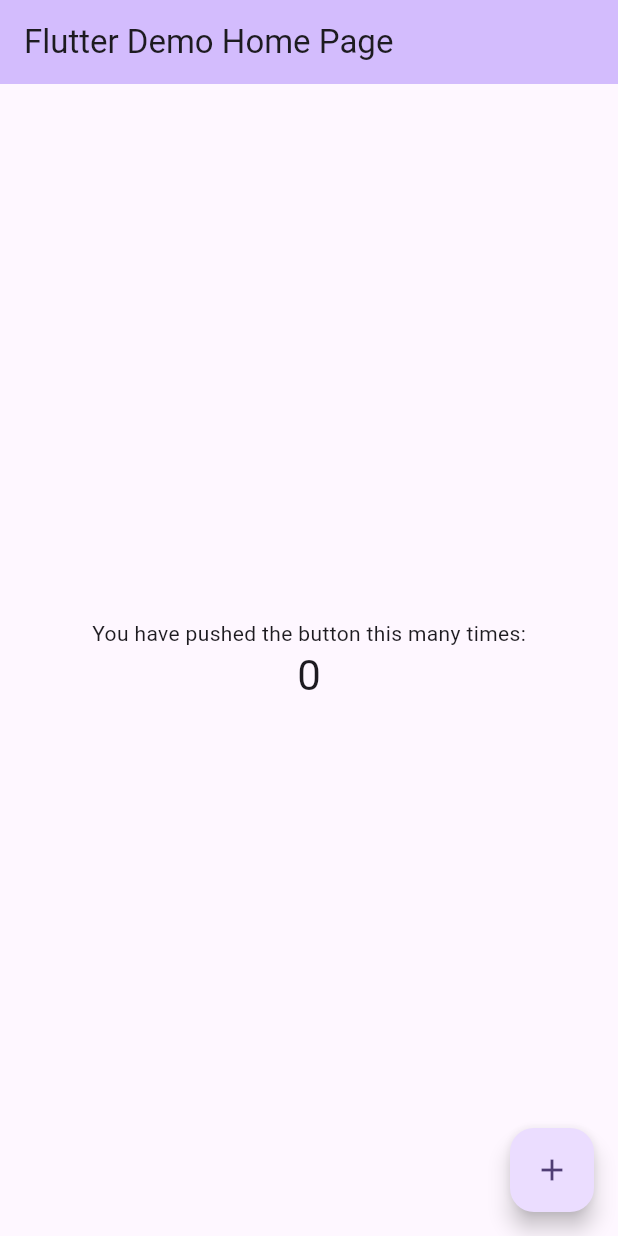
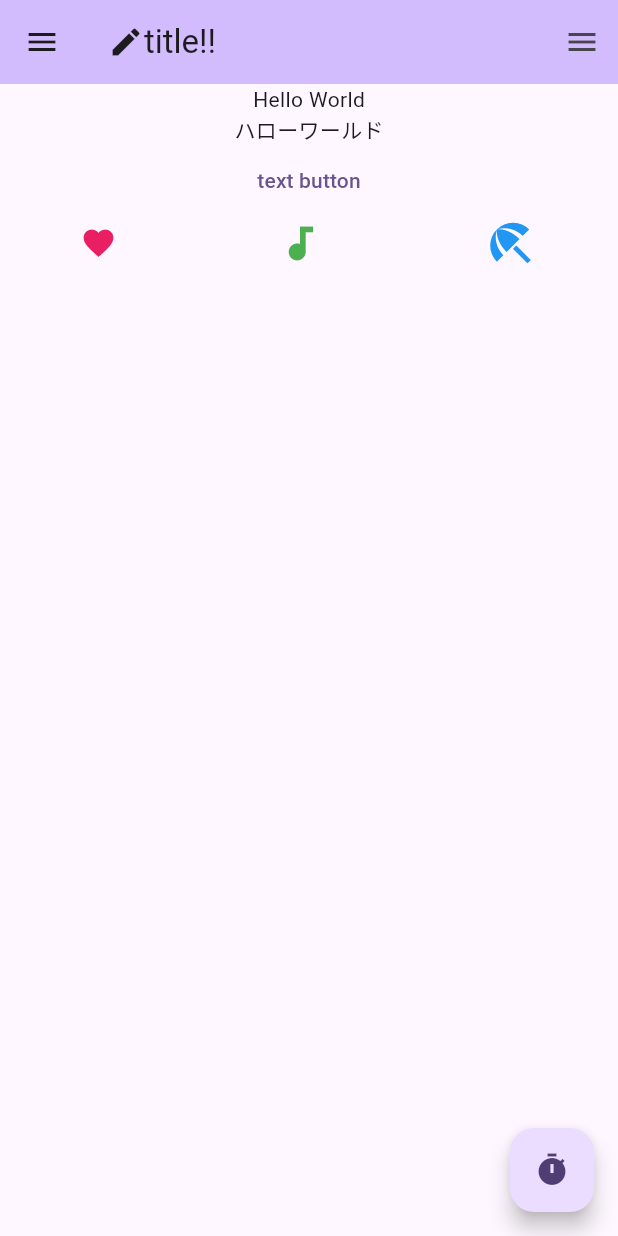
Before and after one commit to takayama-shunya/app_flutter, a Flutter app: the screen it shows after launch, on a phone screen of 412 x 824 dp. Run offline on Flutter 3.47's test engine with Material 3 defaults, Android fonts, the phone set to English and light mode, and no system bars.

Commit message:
基本画面構築　追加

```diff
--- a/lib/main.dart
+++ b/lib/main.dart
@@ -85,42 +85,84 @@ class _MyHomePageState extends State<MyHomePage> {
         backgroundColor: Theme.of(context).colorScheme.inversePrimary,
         // Here we take the value from the MyHomePage object that was created by
         // the App.build method, and use it to set our appbar title.
-        title: Text(widget.title),
-      ),
-      body: Center(
-        // Center is a layout widget. It takes a single child and positions it
-        // in the middle of the parent.
-        child: Column(
-          // Column is also a layout widget. It takes a list of children and
-          // arranges them vertically. By default, it sizes itself to fit its
-          // children horizontally, and tries to be as tall as its parent.
-          //
-          // Column has various properties to control how it sizes itself and
-          // how it positions its children. Here we use mainAxisAlignment to
-          // center the children vertically; the main axis here is the vertical
-          // axis because Columns are vertical (the cross axis would be
-          // horizontal).
-          //
-          // TRY THIS: Invoke "debug painting" (choose the "Toggle Debug Paint"
-          // action in the IDE, or press "p" in the console), to see the
-          // wireframe for each widget.
-          mainAxisAlignment: MainAxisAlignment.center,
-          children: <Widget>[
-            const Text(
-              'You have pushed the button this many times:',
-            ),
-            Text(
-              '$_counter',
-              style: Theme.of(context).textTheme.headlineMedium,
-            ),
-          ],
+        title: Row(
+          children: const [
+            Icon(Icons.create),
+            Text("title!!"),
+          ]
         ),
       ),
+      body: Column(children: [
+        const Text("Hello World"),
+        const Text("ハローワールド"),
+        TextButton(
+          onPressed: () => {print("click button")},
+          child: const Text("text button"),
+        ),
+        Row(
+          mainAxisAlignment: MainAxisAlignment.spaceAround,
+          children: const [
+            Icon(
+              Icons.favorite,
+              color: Colors.pink,
+              size: 24.0,
+            ),
+            Icon(
+              Icons.audiotrack,
+              color: Colors.green,
+              size: 30.0,
+            ),
+            Icon(
+              Icons.beach_access,
+              color: Colors.blue,
+              size: 36.0,
+            ),
+        ])
+      ]),
       floatingActionButton: FloatingActionButton(
-        onPressed: _incrementCounter,
-        tooltip: 'Increment',
-        child: const Icon(Icons.add),
-      ), // This trailing comma makes auto-formatting nicer for build methods.
+        onPressed: () => {print("float btn clicled")},
+        child: const Icon(Icons.timer)
+      ),
+      drawer: const Drawer(child: Center(child: Text("Draweer"))),
+      endDrawer: const Drawer(child: Center(child: Text("endDrawer"))),
+      // // body: Center(
+      // //   // Center is a layout widget. It takes a single child and positions it
+      // //   // in the middle of the parent.
+      // //   child: Column(
+      // //     // Column is also a layout widget. It takes a list of children and
+      // //     // arranges them vertically. By default, it sizes itself to fit its
+      // //     // children horizontally, and tries to be as tall as its parent.
+      // //     //
+      // //     // Column has various properties to control how it sizes itself and
+      // //     // how it positions its children. Here we use mainAxisAlignment to
+      // //     // center the children vertically; the main axis here is the vertical
+      // //     // axis because Columns are vertical (the cross axis would be
+      // //     // horizontal).
+      // //     //
+      // //     // TRY THIS: Invoke "debug painting" (choose the "Toggle Debug Paint"
+      // //     // action in the IDE, or press "p" in the console), to see the
+      // //     // wireframe for each widget.
+      // //     mainAxisAlignment: MainAxisAlignment.center,
+      // //     children: <Widget>[
+      // //       const Text(
+      // //         'You have pushed the button this many times:',
+      // //       ),
+      // //       Text(
+      // //         '$_counter',
+      // //         style: Theme.of(context).textTheme.headlineMedium,
+      // //       ),
+      //     ],
+        // ),
+      // ),
     );
   }
 }
+
+//       floatingActionButton: FloatingActionButton(
+//         onPressed: _incrementCounter,
+//         tooltip: 'Increment',
+//         child: const Icon(Icons.add),
+//       ), // This trailing comma makes auto-formatting nicer for build methods.
+//     );
+//   }
+// }
```
